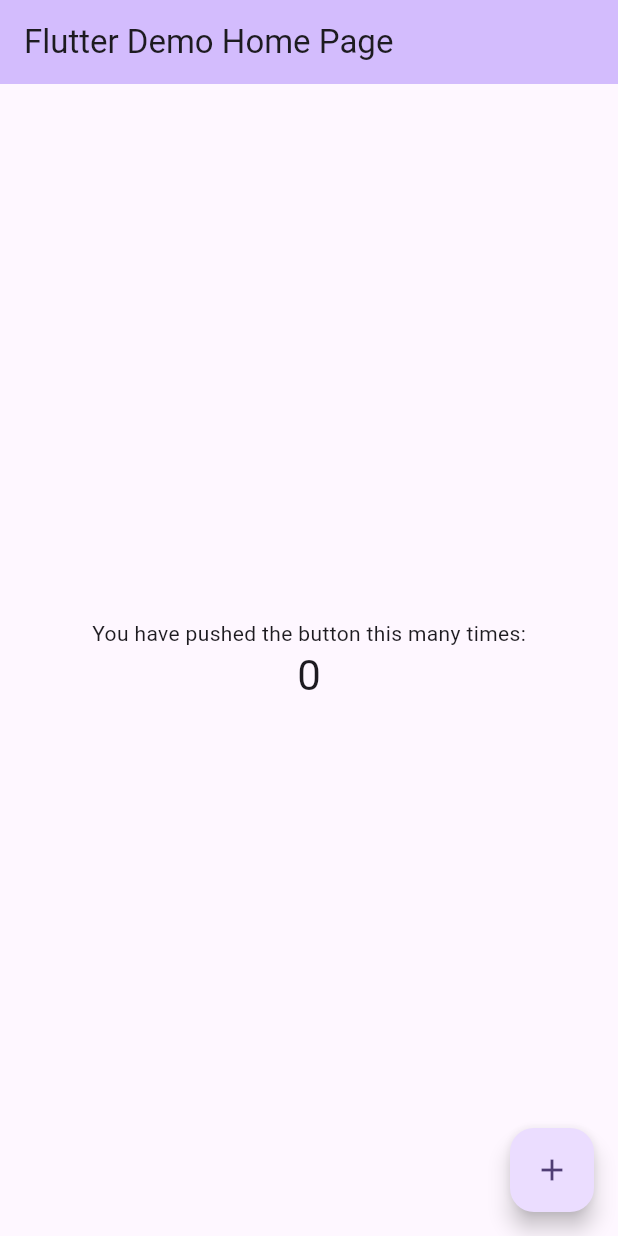
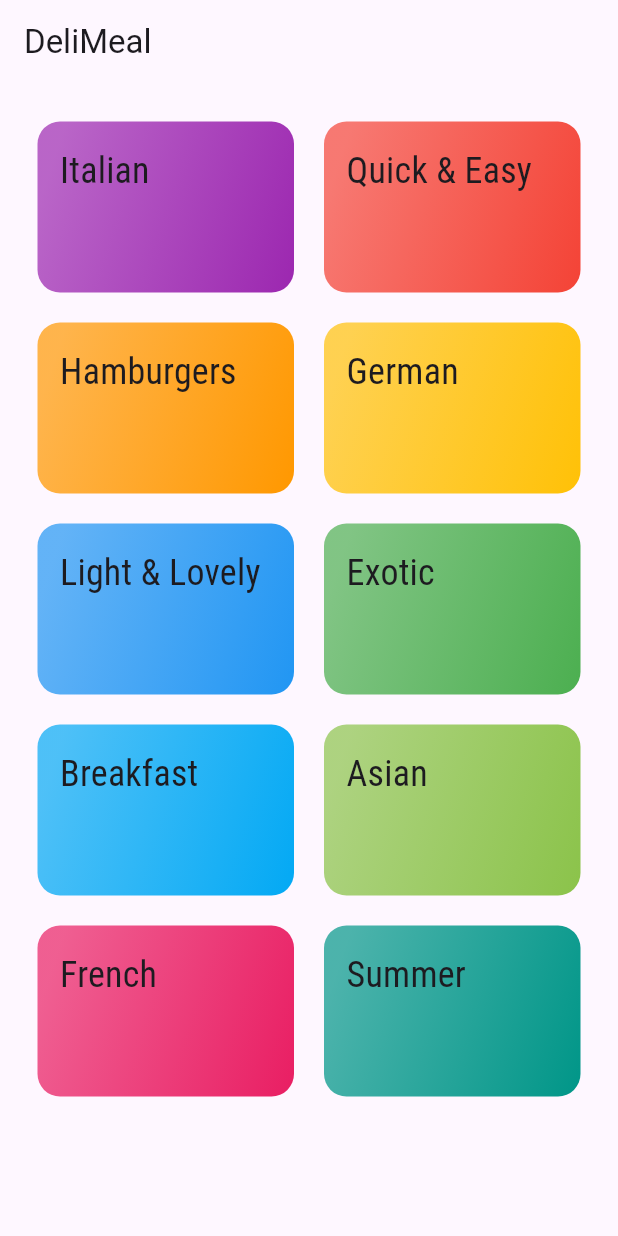
Before and after one commit to arshadmallik47/Meal_App, a Flutter app: the screen it shows after launch, on a phone screen of 412 x 824 dp. Run offline on Flutter 3.47's test engine with Material 3 defaults, Android fonts, the phone set to English and light mode, and no system bars.

Commit message:
-make category ui

```diff
--- /dev/null
+++ b/lib/category_item.dart
@@ -0,0 +1,28 @@
+import 'package:flutter/material.dart';
+
+class CategoryItem extends StatelessWidget {
+  final String title;
+  final Color color;
+  const CategoryItem({super.key, required this.color, required this.title});
+
+  @override
+  Widget build(BuildContext context) {
+    return Container(
+      padding: const EdgeInsets.all(15),
+      decoration: BoxDecoration(
+          gradient: LinearGradient(
+            colors: [
+              color.withOpacity(0.7),
+              color,
+            ],
+            begin: Alignment.centerLeft,
+            end: Alignment.bottomRight,
+          ),
+          borderRadius: BorderRadius.circular(15)),
+      child: Text(
+        title,
+        style: Theme.of(context).textTheme.titleMedium,
+      ),
+    );
+  }
+}
--- /dev/null
+++ b/lib/category_screen.dart
@@ -0,0 +1,34 @@
+import 'package:flutter/material.dart';
+
+import './dummy_data.dart';
+import './category_item.dart';
+
+class CategoriesScreen extends StatelessWidget {
+  const CategoriesScreen({super.key});
+
+  @override
+  Widget build(BuildContext context) {
+    return Scaffold(
+      appBar: AppBar(
+        title: const Text('DeliMeal'),
+      ),
+      body: GridView(
+        padding: const EdgeInsets.all(25),
+        gridDelegate: const SliverGridDelegateWithMaxCrossAxisExtent(
+          maxCrossAxisExtent: 200,
+          childAspectRatio: 3 / 2,
+          crossAxisSpacing: 20,
+          mainAxisSpacing: 20,
+        ),
+        children: DUMMY_CATEGORIES
+            .map(
+              (catData) => CategoryItem(
+                title: catData.title,
+                color: catData.color,
+              ),
+            )
+            .toList(),
+      ),
+    );
+  }
+}
--- /dev/null
+++ b/lib/dummy_data.dart
@@ -0,0 +1,56 @@
+import 'package:flutter/material.dart';
+
+import './models/category.dart';
+
+const DUMMY_CATEGORIES =  [
+  Category(
+    id: 'c1',
+    title: 'Italian',
+    color: Colors.purple,
+  ),
+  Category(
+    id: 'c2',
+    title: 'Quick & Easy',
+    color: Colors.red,
+  ),
+  Category(
+    id: 'c3',
+    title: 'Hamburgers',
+    color: Colors.orange,
+  ),
+  Category(
+    id: 'c4',
+    title: 'German',
+    color: Colors.amber,
+  ),
+  Category(
+    id: 'c5',
+    title: 'Light & Lovely',
+    color: Colors.blue,
+  ),
+  Category(
+    id: 'c6',
+    title: 'Exotic',
+    color: Colors.green,
+  ),
+  Category(
+    id: 'c7',
+    title: 'Breakfast',
+    color: Colors.lightBlue,
+  ),
+  Category(
+    id: 'c8',
+    title: 'Asian',
+    color: Colors.lightGreen,
+  ),
+  Category(
+    id: 'c9',
+    title: 'French',
+    color: Colors.pink,
+  ),
+  Category(
+    id: 'c10',
+    title: 'Summer',
+    color: Colors.teal,
+  ),
+];
--- a/lib/main.dart
+++ b/lib/main.dart
@@ -1,4 +1,7 @@
+// ignore_for_file: deprecated_member_use
+
 import 'package:flutter/material.dart';
+import 'package:meals_app/category_screen.dart';
 
 void main() {
   runApp(const MyApp());
@@ -7,119 +10,27 @@ void main() {
 class MyApp extends StatelessWidget {
   const MyApp({super.key});
 
-  // This widget is the root of your application.
   @override
   Widget build(BuildContext context) {
     return MaterialApp(
       title: 'Flutter Demo',
       theme: ThemeData(
-        // This is the theme of your application.
-        //
-        // TRY THIS: Try running your application with "flutter run". You'll see
-        // the application has a purple toolbar. Then, without quitting the app,
-        // try changing the seedColor in the colorScheme below to Colors.green
-        // and then invoke "hot reload" (save your changes or press the "hot
-        // reload" button in a Flutter-supported IDE, or press "r" if you used
-        // the command line to start the app).
-        //
-        // Notice that the counter didn't reset back to zero; the application
-        // state is not lost during the reload. To reset the state, use hot
-        // restart instead.
-        //
-        // This works for code too, not just values: Most code changes can be
-        // tested with just a hot reload.
-        colorScheme: ColorScheme.fromSeed(seedColor: Colors.deepPurple),
-        useMaterial3: true,
+        primarySwatch: Colors.pink,
+        hintColor: Colors.amber,
+        canvasColor: const Color.fromRGBO(255, 254, 229, 1),
+        fontFamily: 'Raleway',
+        textTheme: ThemeData.light().textTheme.copyWith(
+              bodyMedium: const TextStyle(
+                color: Color.fromRGBO(20, 51, 51, 1),
+              ),
+              bodyLarge: const TextStyle(
+                color: Color.fromRGBO(20, 51, 51, 1),
+              ),
+              titleMedium: const TextStyle(
+                  fontSize: 24.0, fontFamily: 'RobotoCondensed'),
+            ),
       ),
-      home: const MyHomePage(title: 'Flutter Demo Home Page'),
+      home: const CategoriesScreen(),
     );
   }
 }
-
-class MyHomePage extends StatefulWidget {
-  const MyHomePage({super.key, required this.title});
-
-  // This widget is the home page of your application. It is stateful, meaning
-  // that it has a State object (defined below) that contains fields that affect
-  // how it looks.
-
-  // This class is the configuration for the state. It holds the values (in this
-  // case the title) provided by the parent (in this case the App widget) and
-  // used by the build method of the State. Fields in a Widget subclass are
-  // always marked "final".
-
-  final String title;
-
-  @override
-  State<MyHomePage> createState() => _MyHomePageState();
-}
-
-class _MyHomePageState extends State<MyHomePage> {
-  int _counter = 0;
-
-  void _incrementCounter() {
-    setState(() {
-      // This call to setState tells the Flutter framework that something has
-      // changed in this State, which causes it to rerun the build method below
-      // so that the display can reflect the updated values. If we changed
-      // _counter without calling setState(), then the build method would not be
-      // called again, and so nothing would appear to happen.
-      _counter++;
-    });
-  }
-
-  @override
-  Widget build(BuildContext context) {
-    // This method is rerun every time setState is called, for instance as done
-    // by the _incrementCounter method above.
-    //
-    // The Flutter framework has been optimized to make rerunning build methods
-    // fast, so that you can just rebuild anything that needs updating rather
-    // than having to individually change instances of widgets.
-    return Scaffold(
-      appBar: AppBar(
-        // TRY THIS: Try changing the color here to a specific color (to
-        // Colors.amber, perhaps?) and trigger a hot reload to see the AppBar
-        // change color while the other colors stay the same.
-        backgroundColor: Theme.of(context).colorScheme.inversePrimary,
-        // Here we take the value from the MyHomePage object that was created by
-        // the App.build method, and use it to set our appbar title.
-        title: Text(widget.title),
-      ),
-      body: Center(
-        // Center is a layout widget. It takes a single child and positions it
-        // in the middle of the parent.
-        child: Column(
-          // Column is also a layout widget. It takes a list of children and
-          // arranges them vertically. By default, it sizes itself to fit its
-          // children horizontally, and tries to be as tall as its parent.
-          //
-          // Column has various properties to control how it sizes itself and
-          // how it positions its children. Here we use mainAxisAlignment to
-          // center the children vertically; the main axis here is the vertical
-          // axis because Columns are vertical (the cross axis would be
-          // horizontal).
-          //
-          // TRY THIS: Invoke "debug painting" (choose the "Toggle Debug Paint"
-          // action in the IDE, or press "p" in the console), to see the
-          // wireframe for each widget.
-          mainAxisAlignment: MainAxisAlignment.center,
-          children: <Widget>[
-            const Text(
-              'You have pushed the button this many times:',
-            ),
-            Text(
-              '$_counter',
-              style: Theme.of(context).textTheme.headlineMedium,
-            ),
-          ],
-        ),
-      ),
-      floatingActionButton: FloatingActionButton(
-        onPressed: _incrementCounter,
-        tooltip: 'Increment',
-        child: const Icon(Icons.add),
-      ), // This trailing comma makes auto-formatting nicer for build methods.
-    );
-  }
-}
--- /dev/null
+++ b/lib/models/category.dart
@@ -0,0 +1,9 @@
+import 'package:flutter/material.dart';
+
+class Category {
+  final String id;
+  final String title;
+  final Color color;
+
+ const Category({required this.id, required this.title, this.color = Colors.orange});
+}
```
Also changed, not shown: pubspec.yaml (+17 -6 lines), assets/fonts/Raleway-Black.ttf (added), assets/fonts/Raleway-Bold.ttf (added), assets/fonts/Raleway-Regular.ttf (added), assets/fonts/RobotoCondensed-Bold.ttf (added), assets/fonts/RobotoCondensed-Italic.ttf (added), assets/fonts/RobotoCondensed-Light.ttf (added), assets/fonts/RobotoCondensed-Regular.ttf (added).
